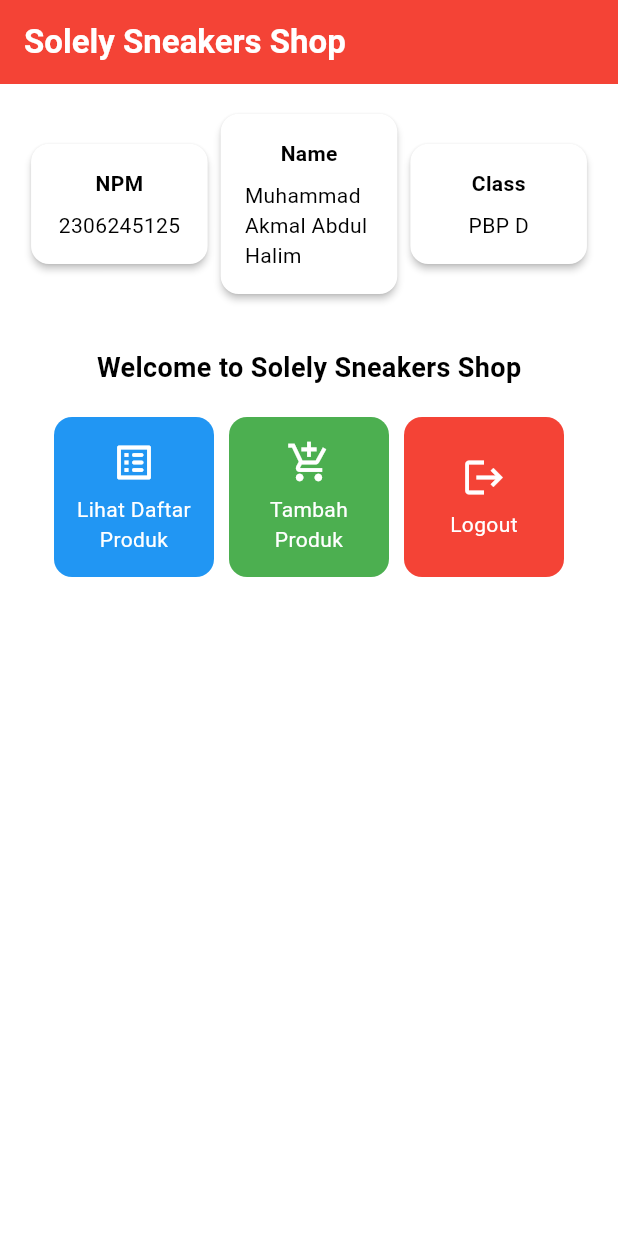
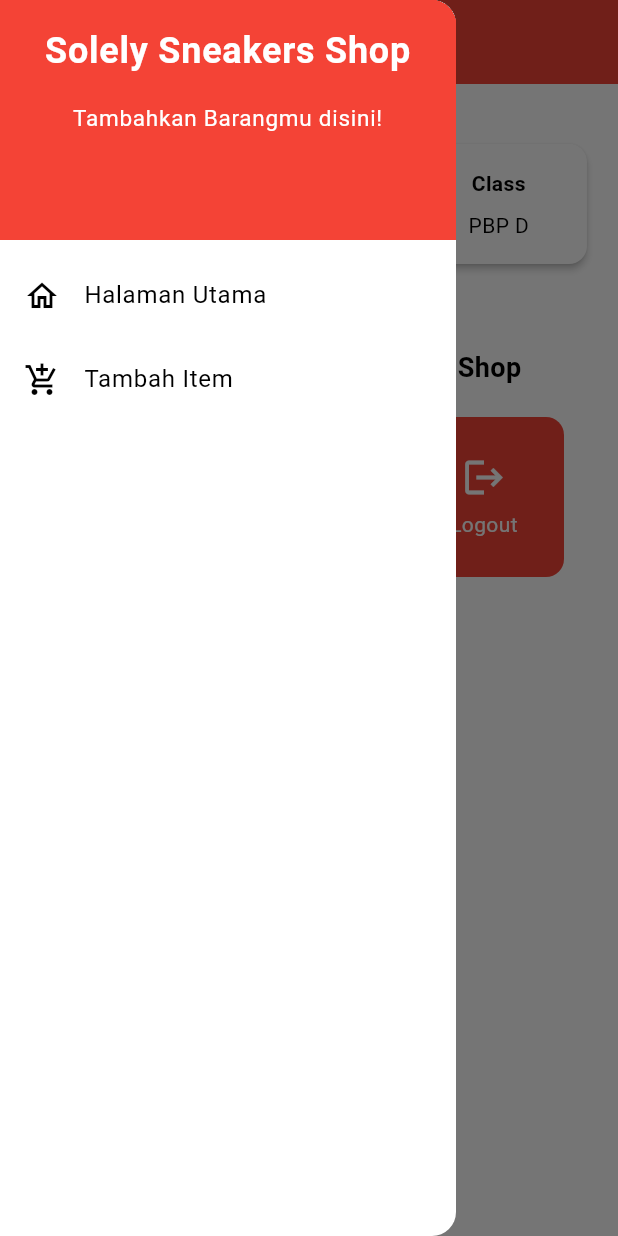
Before and after one commit to muhmmdakmal/Solely-sneakers-shop-mobile, a Flutter app: the screen it shows after launch, with the side drawer open (before the commit the screen has no drawer), on a phone screen of 412 x 824 dp. Run offline on Flutter 3.47's test engine with Material 3 defaults, Android fonts, the phone set to English and light mode, and no system bars.

Commit message:
Menyelesaikan Tugas 8

```diff
--- a/lib/main.dart
+++ b/lib/main.dart
@@ -1,5 +1,5 @@
 import 'package:flutter/material.dart';
-import 'package:solely_sneakers_shop/menu.dart';
+import 'package:solely_sneakers_shop/screens/menu.dart';
 void main() {
   runApp(const MyApp());
 }
--- a/lib/menu.dart
+++ b/lib/screens/menu.dart
@@ -1,4 +1,6 @@
 import 'package:flutter/material.dart';
+import 'package:solely_sneakers_shop/widgets/left_drawer.dart';
+import 'package:solely_sneakers_shop/widgets/product_card.dart';
 
 class MyHomePage extends StatelessWidget {
   final String npm = '2306245125'; // NPM
@@ -28,7 +30,11 @@
         ),
         // Warna latar belakang AppBar diambil dari skema warna tema aplikasi.
         backgroundColor: Theme.of(context).colorScheme.primary,
+        // Mengganti warna icon drawer menjadi putih
+        iconTheme: const IconThemeData(color: Colors.white),
       ),
+      // Masukkan drawer sebagai parameter nilai drawer dari widget Scaffold
+      drawer: const LeftDrawer(),
       // Body halaman dengan padding di sekelilingnya.
       body: Padding(
         padding: const EdgeInsets.all(16.0),
@@ -92,14 +98,6 @@
   }
 }
 
-class ItemHomepage {
-    final String name;
-    final IconData icon;
-    final Color color;
-
-    ItemHomepage(this.name, this.icon, this.color);
-}
-
 class InfoCard extends StatelessWidget {
   // Kartu informasi yang menampilkan title dan content.
 
@@ -132,47 +130,3 @@
     );
   }
 }
-
-class ItemCard extends StatelessWidget {
-  final ItemHomepage item;
-
-  const ItemCard(this.item, {super.key});
-
-  @override
-  Widget build(BuildContext context) {
-    return Material(
-      color: item.color, // Gunakan warna dari item
-      borderRadius: BorderRadius.circular(12),
-      child: InkWell(
-        onTap: () {
-          ScaffoldMessenger.of(context)
-            ..hideCurrentSnackBar()
-            ..showSnackBar(
-              SnackBar(content: Text("Kamu telah menekan tombol ${item.name}!"))
-            );
-        },
-        child: Container(
-          padding: const EdgeInsets.all(8),
-          child: Center(
-            child: Column(
-              mainAxisAlignment: MainAxisAlignment.center,
-              children: [
-                Icon(
-                  item.icon,
-                  color: Colors.white,
-                  size: 30.0,
-                ),
-                const Padding(padding: EdgeInsets.all(3)),
-                Text(
-                  item.name,
-                  textAlign: TextAlign.center,
-                  style: const TextStyle(color: Colors.white),
-                ),
-              ],
-            ),
-          ),
-        ),
-      ),
-    );
-  }
-}
--- /dev/null
+++ b/lib/widgets/left_drawer.dart
@@ -0,0 +1,71 @@
+import 'package:flutter/material.dart';
+import 'package:solely_sneakers_shop/screens/menu.dart';
+import 'package:solely_sneakers_shop/screens/productentry_form.dart';
+
+
+class LeftDrawer extends StatelessWidget {
+  const LeftDrawer({super.key});
+
+  @override
+  Widget build(BuildContext context) {
+    return Drawer(
+      child: ListView(
+        children: [
+          DrawerHeader(
+            decoration: BoxDecoration(
+              color: Theme.of(context).colorScheme.primary,
+            ),
+            child: const Column(
+              children: [
+                Text(
+                  'Solely Sneakers Shop',
+                  textAlign: TextAlign.center,
+                  style: TextStyle(
+                    fontSize: 24,
+                    fontWeight: FontWeight.bold,
+                    color: Colors.white,
+                  ),
+                ),
+                Padding(padding: EdgeInsets.all(8)),
+                Text(
+                  "Tambahkan Barangmu disini!",
+                  textAlign: TextAlign.center,
+                  style: TextStyle(
+                    fontSize: 15,
+                    color: Colors.white,
+                    fontWeight: FontWeight.normal,
+                  ),
+                ),
+              ],
+            ),
+          ),
+            ListTile(
+            leading: const Icon(Icons.home_outlined),
+            title: const Text('Halaman Utama'),
+            // Bagian redirection ke MyHomePage
+            onTap: () {
+              Navigator.pushReplacement(
+                  context,
+                  MaterialPageRoute(
+                    builder: (context) => MyHomePage(),
+                  ));
+            },
+          ),
+          ListTile(
+            leading: const Icon(Icons.add_shopping_cart),
+            title: const Text('Tambah Item'),
+            // Bagian redirection ke ProductEntryFormPage
+            onTap: () {
+              Navigator.pushReplacement(
+                context,
+                MaterialPageRoute(
+                  builder: (context) => const ProductEntryFormPage(),
+                ),
+              );
+            },
+          ),
+        ],
+      ),
+    );
+  }
+}
--- /dev/null
+++ b/lib/widgets/product_card.dart
@@ -0,0 +1,59 @@
+import 'package:flutter/material.dart';
+import 'package:solely_sneakers_shop/screens/productentry_form.dart';
+
+class ItemHomepage {
+    final String name;
+    final IconData icon;
+    final Color color;
+
+    ItemHomepage(this.name, this.icon, this.color);
+}
+
+class ItemCard extends StatelessWidget {
+  final ItemHomepage item;
+
+  const ItemCard(this.item, {super.key});
+
+  @override
+  Widget build(BuildContext context) {
+    return Material(
+      color: item.color, // Gunakan warna dari item
+      borderRadius: BorderRadius.circular(12),
+      child: InkWell(
+        onTap: () {
+          ScaffoldMessenger.of(context)
+            ..hideCurrentSnackBar()
+            ..showSnackBar(
+              SnackBar(content: Text("Kamu telah menekan tombol ${item.name}!"))
+            );
+            // Navigate ke route yang sesuai (tergantung jenis tombol)
+            if (item.name == "Tambah Produk") {
+              Navigator.push(context,
+              MaterialPageRoute(builder: (context) => const ProductEntryFormPage()));
+            }
+        },
+        child: Container(
+          padding: const EdgeInsets.all(8),
+          child: Center(
+            child: Column(
+              mainAxisAlignment: MainAxisAlignment.center,
+              children: [
+                Icon(
+                  item.icon,
+                  color: Colors.white,
+                  size: 30.0,
+                ),
+                const Padding(padding: EdgeInsets.all(3)),
+                Text(
+                  item.name,
+                  textAlign: TextAlign.center,
+                  style: const TextStyle(color: Colors.white),
+                ),
+              ],
+            ),
+          ),
+        ),
+      ),
+    );
+  }
+}
```
Also changed, not shown: lib/screens/productentry_form.dart (added, +161 -0 lines).
